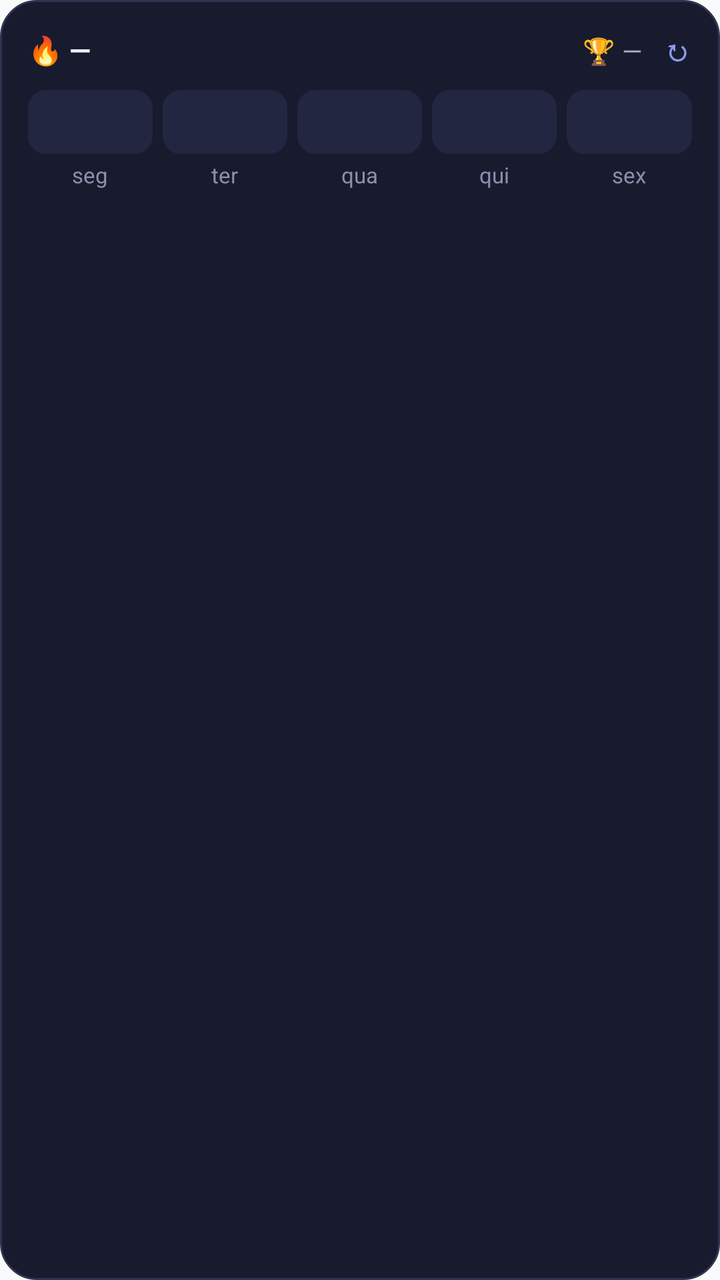
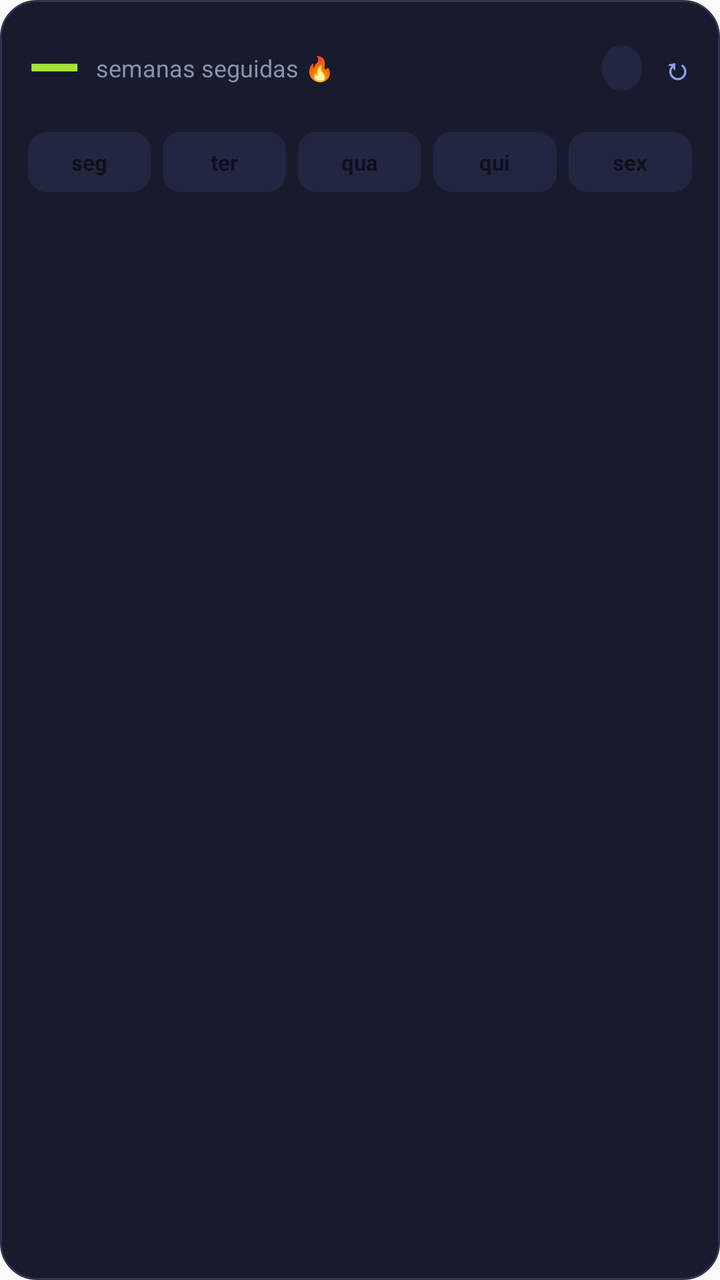

Two renders of the same Android screen: before a commit and after it. Below are the layout's source before the change and the commit's diff.
<!-- AndroidManifest.xml: application theme Theme.Faltae -->
<!-- res/layout/widget_sequencia.xml -->
<?xml version="1.0" encoding="utf-8"?>
<LinearLayout xmlns:android="http://schemas.android.com/apk/res/android"
    android:id="@+id/widget_raiz"
    android:layout_width="match_parent"
    android:layout_height="match_parent"
    android:orientation="vertical"
    android:background="@drawable/widget_fundo"
    android:padding="14dp">

    <LinearLayout
        android:layout_width="match_parent"
        android:layout_height="wrap_content"
        android:orientation="horizontal">

        <TextView
            android:id="@+id/fogo"
            android:layout_width="0dp"
            android:layout_height="wrap_content"
            android:layout_weight="1"
            android:text="🔥 —"
            android:textColor="#EDEEF6"
            android:textSize="14sp"
            android:textStyle="bold"
            android:maxLines="1" />

        <TextView
            android:id="@+id/trofeu"
            android:layout_width="wrap_content"
            android:layout_height="wrap_content"
            android:text="🏆 —"
            android:textColor="#A6ABC2"
            android:textSize="13sp"
            android:maxLines="1" />

        <TextView
            android:id="@+id/atualizar"
            android:layout_width="wrap_content"
            android:layout_height="wrap_content"
            android:layout_marginStart="10dp"
            android:text="↻"
            android:textColor="#8B9BEC"
            android:textSize="15sp"
            android:textStyle="bold"
            android:contentDescription="Atualizar widget" />
    </LinearLayout>

    <LinearLayout
        android:layout_width="match_parent"
        android:layout_height="wrap_content"
        android:orientation="horizontal"
        android:layout_marginTop="10dp">

        <LinearLayout android:layout_width="0dp" android:layout_height="wrap_content" android:layout_weight="1" android:orientation="vertical" android:gravity="center" android:layout_marginEnd="5dp">
            <TextView android:id="@+id/chip1" android:layout_width="match_parent" android:layout_height="32dp" android:gravity="center" android:background="@drawable/chip_livre" android:textSize="12sp" android:textStyle="bold" />
            <TextView android:id="@+id/rot1" android:layout_width="wrap_content" android:layout_height="wrap_content" android:text="seg" android:textColor="#8A90AC" android:textSize="11sp" android:layout_marginTop="3dp" />
        </LinearLayout>
        <LinearLayout android:layout_width="0dp" android:layout_height="wrap_content" android:layout_weight="1" android:orientation="vertical" android:gravity="center" android:layout_marginEnd="5dp">
            <TextView android:id="@+id/chip2" android:layout_width="match_parent" android:layout_height="32dp" android:gravity="center" android:background="@drawable/chip_livre" android:textSize="12sp" android:textStyle="bold" />
            <TextView android:id="@+id/rot2" android:layout_width="wrap_content" android:layout_height="wrap_content" android:text="ter" android:textColor="#8A90AC" android:textSize="11sp" android:layout_marginTop="3dp" />
        </LinearLayout>
        <LinearLayout android:layout_width="0dp" android:layout_height="wrap_content" android:layout_weight="1" android:orientation="vertical" android:gravity="center" android:layout_marginEnd="5dp">
            <TextView android:id="@+id/chip3" android:layout_width="match_parent" android:layout_height="32dp" android:gravity="center" android:background="@drawable/chip_livre" android:textSize="12sp" android:textStyle="bold" />
            <TextView android:id="@+id/rot3" android:layout_width="wrap_content" android:layout_height="wrap_content" android:text="qua" android:textColor="#8A90AC" android:textSize="11sp" android:layout_marginTop="3dp" />
        </LinearLayout>
        <LinearLayout android:layout_width="0dp" android:layout_height="wrap_content" android:layout_weight="1" android:orientation="vertical" android:gravity="center" android:layout_marginEnd="5dp">
            <TextView android:id="@+id/chip4" android:layout_width="match_parent" android:layout_height="32dp" android:gravity="center" android:background="@drawable/chip_livre" android:textSize="12sp" android:textStyle="bold" />
            <TextView android:id="@+id/rot4" android:layout_width="wrap_content" android:layout_height="wrap_content" android:text="qui" android:textColor="#8A90AC" android:textSize="11sp" android:layout_marginTop="3dp" />
        </LinearLayout>
        <LinearLayout android:layout_width="0dp" android:layout_height="wrap_content" android:layout_weight="1" android:orientation="vertical" android:gravity="center">
            <TextView android:id="@+id/chip5" android:layout_width="match_parent" android:layout_height="32dp" android:gravity="center" android:background="@drawable/chip_livre" android:textSize="12sp" android:textStyle="bold" />
            <TextView android:id="@+id/rot5" android:layout_width="wrap_content" android:layout_height="wrap_content" android:text="sex" android:textColor="#8A90AC" android:textSize="11sp" android:layout_marginTop="3dp" />
        </LinearLayout>
    </LinearLayout>

    <TextView
        android:id="@+id/msg"
        android:layout_width="match_parent"
        android:layout_height="wrap_content"
        android:layout_marginTop="8dp"
        android:textColor="#A6ABC2"
        android:textSize="11sp"
        android:maxLines="1"
        android:ellipsize="end" />
</LinearLayout>
<!-- resources referenced by this layout -->
<resources>
  <!-- drawable chip_livre (drawable) -->
  <?xml version="1.0" encoding="utf-8"?>
  <shape xmlns:android="http://schemas.android.com/apk/res/android" android:shape="rectangle">
      <solid android:color="#222640" />
      <corners android:radius="9dp" />
  </shape>
  <!-- drawable widget_fundo (drawable) -->
  <?xml version="1.0" encoding="utf-8"?>
  <shape xmlns:android="http://schemas.android.com/apk/res/android" android:shape="rectangle">
      <solid android:color="#181B2E" />
      <stroke android:width="1dp" android:color="#2E3350" />
      <corners android:radius="18dp" />
  </shape>
  <style name="Theme.Faltae" parent="android:Theme.Material.Light.NoActionBar" />
</resources>

<!-- the commit's change to res/layout/widget_sequencia.xml (unified diff, before → after) -->
@@ -10,26 +10,42 @@
     <LinearLayout
         android:layout_width="match_parent"
         android:layout_height="wrap_content"
-        android:orientation="horizontal">
+        android:orientation="horizontal"
+        android:gravity="center_vertical">
 
         <TextView
-            android:id="@+id/fogo"
+            android:id="@+id/num"
+            android:layout_width="wrap_content"
+            android:layout_height="wrap_content"
+            android:text="—"
+            android:textColor="#A3E635"
+            android:textSize="34sp"
+            android:textStyle="bold"
+            android:includeFontPadding="false" />
+
+        <TextView
+            android:id="@+id/rotnum"
             android:layout_width="0dp"
             android:layout_height="wrap_content"
             android:layout_weight="1"
-            android:text="🔥 —"
-            android:textColor="#EDEEF6"
-            android:textSize="14sp"
-            android:textStyle="bold"
-            android:maxLines="1" />
+            android:layout_marginStart="8dp"
+            android:text="semanas seguidas 🔥"
+            android:textColor="#8A90AC"
+            android:textSize="12sp"
+            android:maxLines="2" />
 
         <TextView
             android:id="@+id/trofeu"
             android:layout_width="wrap_content"
             android:layout_height="wrap_content"
-            android:text="🏆 —"
+            android:background="@drawable/pill_escuro"
+            android:paddingStart="10dp"
+            android:paddingEnd="10dp"
+            android:paddingTop="4dp"
+            android:paddingBottom="4dp"
+            android:text=""
             android:textColor="#A6ABC2"
-            android:textSize="13sp"
+            android:textSize="11sp"
             android:maxLines="1" />
 
         <TextView
@@ -48,28 +64,13 @@
         android:layout_width="match_parent"
         android:layout_height="wrap_content"
         android:orientation="horizontal"
-        android:layout_marginTop="10dp">
+        android:layout_marginTop="12dp">
 
-        <LinearLayout android:layout_width="0dp" android:layout_height="wrap_content" android:layout_weight="1" android:orientation="vertical" android:gravity="center" android:layout_marginEnd="5dp">
-            <TextView android:id="@+id/chip1" android:layout_width="match_parent" android:layout_height="32dp" android:gravity="center" android:background="@drawable/chip_livre" android:textSize="12sp" android:textStyle="bold" />
-            <TextView android:id="@+id/rot1" android:layout_width="wrap_content" android:layout_height="wrap_content" android:text="seg" android:textColor="#8A90AC" android:textSize="11sp" android:layout_marginTop="3dp" />
-        </LinearLayout>
-        <LinearLayout android:layout_width="0dp" android:layout_height="wrap_content" android:layout_weight="1" android:orientation="vertical" android:gravity="center" android:layout_marginEnd="5dp">
-            <TextView android:id="@+id/chip2" android:layout_width="match_parent" android:layout_height="32dp" android:gravity="center" android:background="@drawable/chip_livre" android:textSize="12sp" android:textStyle="bold" />
-            <TextView android:id="@+id/rot2" android:layout_width="wrap_content" android:layout_height="wrap_content" android:text="ter" android:textColor="#8A90AC" android:textSize="11sp" android:layout_marginTop="3dp" />
-        </LinearLayout>
-        <LinearLayout android:layout_width="0dp" android:layout_height="wrap_content" android:layout_weight="1" android:orientation="vertical" android:gravity="center" android:layout_marginEnd="5dp">
-            <TextView android:id="@+id/chip3" android:layout_width="match_parent" android:layout_height="32dp" android:gravity="center" android:background="@drawable/chip_livre" android:textSize="12sp" android:textStyle="bold" />
-            <TextView android:id="@+id/rot3" android:layout_width="wrap_content" android:layout_height="wrap_content" android:text="qua" android:textColor="#8A90AC" android:textSize="11sp" android:layout_marginTop="3dp" />
-        </LinearLayout>
-        <LinearLayout android:layout_width="0dp" android:layout_height="wrap_content" android:layout_weight="1" android:orientation="vertical" android:gravity="center" android:layout_marginEnd="5dp">
-            <TextView android:id="@+id/chip4" android:layout_width="match_parent" android:layout_height="32dp" android:gravity="center" android:background="@drawable/chip_livre" android:textSize="12sp" android:textStyle="bold" />
-            <TextView android:id="@+id/rot4" android:layout_width="wrap_content" android:layout_height="wrap_content" android:text="qui" android:textColor="#8A90AC" android:textSize="11sp" android:layout_marginTop="3dp" />
-        </LinearLayout>
-        <LinearLayout android:layout_width="0dp" android:layout_height="wrap_content" android:layout_weight="1" android:orientation="vertical" android:gravity="center">
-            <TextView android:id="@+id/chip5" android:layout_width="match_parent" android:layout_height="32dp" android:gravity="center" android:background="@drawable/chip_livre" android:textSize="12sp" android:textStyle="bold" />
-            <TextView android:id="@+id/rot5" android:layout_width="wrap_content" android:layout_height="wrap_content" android:text="sex" android:textColor="#8A90AC" android:textSize="11sp" android:layout_marginTop="3dp" />
-        </LinearLayout>
+        <TextView android:id="@+id/chip1" android:layout_width="0dp" android:layout_height="30dp" android:layout_weight="1" android:layout_marginEnd="6dp" android:gravity="center" android:background="@drawable/chip_livre" android:textSize="11sp" android:textStyle="bold" android:text="seg" />
+        <TextView android:id="@+id/chip2" android:layout_width="0dp" android:layout_height="30dp" android:layout_weight="1" android:layout_marginEnd="6dp" android:gravity="center" android:background="@drawable/chip_livre" android:textSize="11sp" android:textStyle="bold" android:text="ter" />
+        <TextView android:id="@+id/chip3" android:layout_width="0dp" android:layout_height="30dp" android:layout_weight="1" android:layout_marginEnd="6dp" android:gravity="center" android:background="@drawable/chip_livre" android:textSize="11sp" android:textStyle="bold" android:text="qua" />
+        <TextView android:id="@+id/chip4" android:layout_width="0dp" android:layout_height="30dp" android:layout_weight="1" android:layout_marginEnd="6dp" android:gravity="center" android:background="@drawable/chip_livre" android:textSize="11sp" android:textStyle="bold" android:text="qui" />
+        <TextView android:id="@+id/chip5" android:layout_width="0dp" android:layout_height="30dp" android:layout_weight="1" android:gravity="center" android:background="@drawable/chip_livre" android:textSize="11sp" android:textStyle="bold" android:text="sex" />
     </LinearLayout>
 
     <TextView
@@ -77,7 +78,7 @@
         android:layout_width="match_parent"
         android:layout_height="wrap_content"
         android:layout_marginTop="8dp"
-        android:textColor="#A6ABC2"
+        android:textColor="#8A90AC"
         android:textSize="11sp"
         android:maxLines="1"
         android:ellipsize="end" />
<!-- resource entries referenced after the edit -->
@@ -5,6 +5,12 @@
   <shape xmlns:android="http://schemas.android.com/apk/res/android" android:shape="rectangle">
       <solid android:color="#222640" />
       <corners android:radius="9dp" />
+  </shape>
+  <!-- drawable pill_escuro (drawable) -->
+  <?xml version="1.0" encoding="utf-8"?>
+  <shape xmlns:android="http://schemas.android.com/apk/res/android" android:shape="rectangle">
+      <solid android:color="#222640" />
+      <corners android:radius="99dp" />
   </shape>
   <!-- drawable widget_fundo (drawable) -->
   <?xml version="1.0" encoding="utf-8"?>
